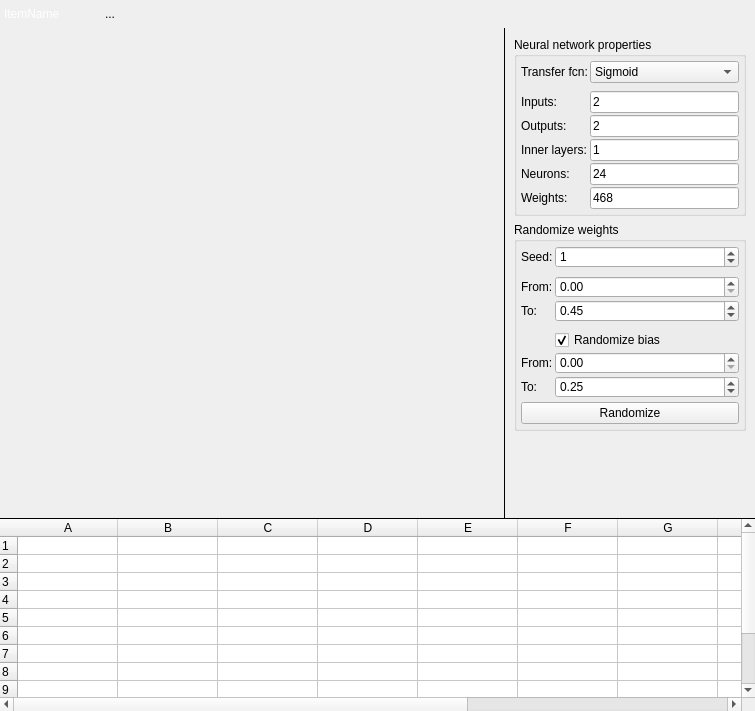
Old version of the form ApplicationUi/TopologyWidget.ui in the repository kacerpetr/NNCreator.
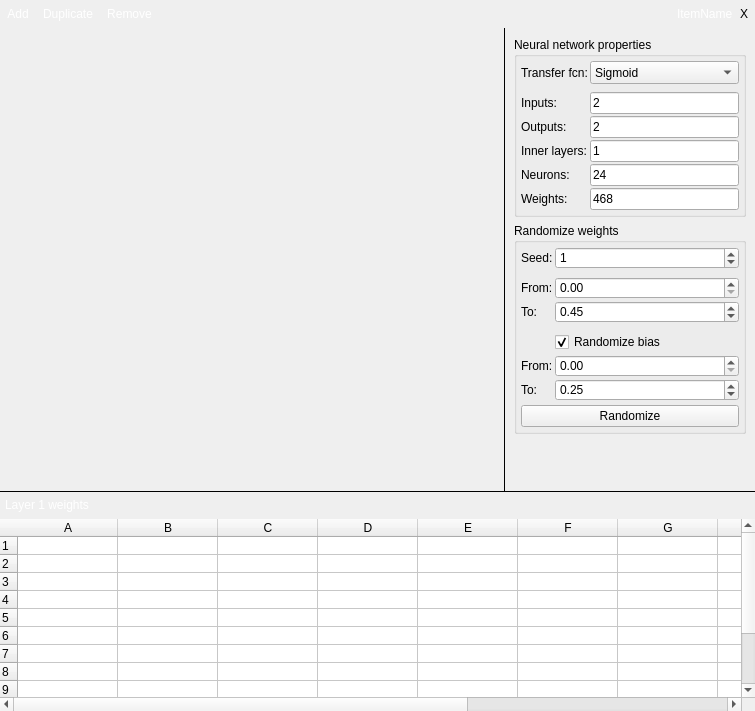
New version of the form. Icons and pictures are not drawn.

The edit to the form file:
```diff
--- a/ApplicationUi/TopologyWidget.ui
+++ b/ApplicationUi/TopologyWidget.ui
@@ -56,20 +56,105 @@
      </property>
      <layout class="QHBoxLayout" name="horizontalLayout">
       <property name="spacing">
-       <number>4</number>
+       <number>0</number>
       </property>
-      <property name="leftMargin">
-       <number>4</number>
-      </property>
-      <property name="topMargin">
+      <property name="margin">
        <number>0</number>
       </property>
-      <property name="rightMargin">
-       <number>4</number>
-      </property>
-      <property name="bottomMargin">
-       <number>0</number>
-      </property>
+      <item>
+       <widget class="QToolButton" name="addLayerButton">
+        <property name="styleSheet">
+         <string notr="true">color: white;</string>
+        </property>
+        <property name="text">
+         <string>Add</string>
+        </property>
+        <property name="icon">
+         <iconset resource="../styles.qrc">
+          <normaloff>:/add22</normaloff>:/add22</iconset>
+        </property>
+        <property name="iconSize">
+         <size>
+          <width>22</width>
+          <height>22</height>
+         </size>
+        </property>
+        <property name="popupMode">
+         <enum>QToolButton::DelayedPopup</enum>
+        </property>
+        <property name="toolButtonStyle">
+         <enum>Qt::ToolButtonFollowStyle</enum>
+        </property>
+        <property name="autoRaise">
+         <bool>true</bool>
+        </property>
+       </widget>
+      </item>
+      <item>
+       <widget class="QToolButton" name="removeLayerButton_2">
+        <property name="styleSheet">
+         <string notr="true">color: white;</string>
+        </property>
+        <property name="text">
+         <string>Duplicate</string>
+        </property>
+        <property name="icon">
+         <iconset resource="../styles.qrc">
+          <normaloff>:/copy22</normaloff>:/copy22</iconset>
+        </property>
+        <property name="iconSize">
+         <size>
+          <width>18</width>
+          <height>18</height>
+         </size>
+        </property>
+        <property name="toolButtonStyle">
+         <enum>Qt::ToolButtonFollowStyle</enum>
+        </property>
+        <property name="autoRaise">
+         <bool>true</bool>
+        </property>
+       </widget>
+      </item>
+      <item>
+       <widget class="QToolButton" name="removeLayerButton">
+        <property name="styleSheet">
+         <string notr="true">color: white;</string>
+        </property>
+        <property name="text">
+         <string>Remove</string>
+        </property>
+        <property name="icon">
+         <iconset resource="../styles.qrc">
+          <normaloff>:/clear22</normaloff>:/clear22</iconset>
+        </property>
+        <property name="iconSize">
+         <size>
+          <width>18</width>
+          <height>18</height>
+         </size>
+        </property>
+        <property name="toolButtonStyle">
+         <enum>Qt::ToolButtonFollowStyle</enum>
+        </property>
+        <property name="autoRaise">
+         <bool>true</bool>
+        </property>
+       </widget>
+      </item>
+      <item>
+       <spacer name="horizontalSpacer">
+        <property name="orientation">
+         <enum>Qt::Horizontal</enum>
+        </property>
+        <property name="sizeHint" stdset="0">
+         <size>
+          <width>40</width>
+          <height>20</height>
+         </size>
+        </property>
+       </spacer>
+      </item>
       <item>
        <widget class="QLabel" name="itemName">
         <property name="palette">
@@ -121,36 +206,19 @@
        </widget>
       </item>
       <item>
-       <widget class="QToolButton" name="addLayerButton">
-        <property name="icon">
-         <iconset resource="../styles.qrc">
-          <normaloff>:/add22</normaloff>:/add22</iconset>
-        </property>
-        <property name="iconSize">
+       <widget class="QToolButton" name="toolButton_2">
+        <property name="minimumSize">
          <size>
-          <width>22</width>
-          <height>22</height>
+          <width>0</width>
+          <height>28</height>
          </size>
         </property>
-        <property name="popupMode">
-         <enum>QToolButton::DelayedPopup</enum>
-        </property>
-        <property name="toolButtonStyle">
-         <enum>Qt::ToolButtonIconOnly</enum>
-        </property>
-        <property name="autoRaise">
-         <bool>true</bool>
-        </property>
-       </widget>
-      </item>
-      <item>
-       <widget class="QToolButton" name="removeLayerButton">
         <property name="text">
-         <string>...</string>
+         <string>X</string>
         </property>
         <property name="icon">
          <iconset resource="../styles.qrc">
-          <normaloff>:/clear22</normaloff>:/clear22</iconset>
+          <normaloff>:/close22</normaloff>:/close22</iconset>
         </property>
         <property name="iconSize">
          <size>
@@ -163,19 +231,6 @@
         </property>
        </widget>
       </item>
-      <item>
-       <spacer name="horizontalSpacer">
-        <property name="orientation">
-         <enum>Qt::Horizontal</enum>
-        </property>
-        <property name="sizeHint" stdset="0">
-         <size>
-          <width>40</width>
-          <height>20</height>
-         </size>
-        </property>
-       </spacer>
-      </item>
      </layout>
     </widget>
    </item>
@@ -186,18 +241,12 @@
 	background-color: rgb(0, 0, 0);
 }</string>
      </property>
-     <property name="lineWidth">
-      <number>0</number>
-     </property>
      <property name="orientation">
       <enum>Qt::Vertical</enum>
      </property>
      <property name="handleWidth">
       <number>1</number>
      </property>
-     <property name="childrenCollapsible">
-      <bool>false</bool>
-     </property>
      <widget class="QSplitter" name="splitterH">
       <property name="sizePolicy">
        <sizepolicy hsizetype="Preferred" vsizetype="Preferred">
@@ -253,7 +302,7 @@
           <x>0</x>
           <y>0</y>
           <width>492</width>
-          <height>490</height>
+          <height>423</height>
          </rect>
         </property>
        </widget>
@@ -316,7 +365,7 @@
                <property name="minimumSize">
                 <size>
                  <width>0</width>
-                 <height>20</height>
+                 <height>23</height>
                 </size>
                </property>
                <item>
@@ -343,7 +392,7 @@
                <property name="minimumSize">
                 <size>
                  <width>0</width>
-                 <height>20</height>
+                 <height>22</height>
                 </size>
                </property>
                <property name="text">
@@ -366,7 +415,7 @@
                <property name="minimumSize">
                 <size>
                  <width>0</width>
-                 <height>20</height>
+                 <height>22</height>
                 </size>
                </property>
                <property name="text">
@@ -389,7 +438,7 @@
                <property name="minimumSize">
                 <size>
                  <width>0</width>
-                 <height>20</height>
+                 <height>22</height>
                 </size>
                </property>
                <property name="text">
@@ -412,7 +461,7 @@
                <property name="minimumSize">
                 <size>
                  <width>0</width>
-                 <height>20</height>
+                 <height>22</height>
                 </size>
                </property>
                <property name="text">
@@ -435,7 +484,7 @@
                <property name="minimumSize">
                 <size>
                  <width>0</width>
-                 <height>20</height>
+                 <height>22</height>
                 </size>
                </property>
                <property name="text">
@@ -511,7 +560,7 @@
                <property name="minimumSize">
                 <size>
                  <width>0</width>
-                 <height>20</height>
+                 <height>22</height>
                 </size>
                </property>
                <property name="maximum">
@@ -540,7 +589,7 @@
                <property name="minimumSize">
                 <size>
                  <width>0</width>
-                 <height>20</height>
+                 <height>22</height>
                 </size>
                </property>
               </widget>
@@ -563,7 +612,7 @@
                <property name="minimumSize">
                 <size>
                  <width>0</width>
-                 <height>20</height>
+                 <height>22</height>
                 </size>
                </property>
                <property name="maximum">
@@ -582,7 +631,7 @@
                <property name="minimumSize">
                 <size>
                  <width>0</width>
-                 <height>20</height>
+                 <height>22</height>
                 </size>
                </property>
                <property name="text">
@@ -611,7 +660,7 @@
                <property name="minimumSize">
                 <size>
                  <width>0</width>
-                 <height>20</height>
+                 <height>22</height>
                 </size>
                </property>
                <property name="decimals">
@@ -646,7 +695,7 @@
                <property name="minimumSize">
                 <size>
                  <width>0</width>
-                 <height>20</height>
+                 <height>22</height>
                 </size>
                </property>
                <property name="maximum">
@@ -738,6 +787,64 @@
        </layout>
       </widget>
      </widget>
+     <widget class="QFrame" name="frame_2">
+      <property name="frameShape">
+       <enum>QFrame::NoFrame</enum>
+      </property>
+      <property name="frameShadow">
+       <enum>QFrame::Raised</enum>
+      </property>
+      <layout class="QVBoxLayout" name="verticalLayout_5">
+       <property name="spacing">
+        <number>0</number>
+       </property>
+       <property name="margin">
+        <number>0</number>
+       </property>
+       <item>
+        <widget class="QFrame" name="topToolBar_2">
+         <property name="minimumSize">
+          <size>
+           <width>0</width>
+           <height>27</height>
+          </size>
+         </property>
+         <property name="maximumSize">
+          <size>
+           <width>16777215</width>
+           <height>27</height>
+          </size>
+         </property>
+         <property name="styleSheet">
+          <string notr="true">#topToolBar_2{
+	background-image: url(:toolbar);
+	background-position: bottom;
+}</string>
+         </property>
+         <property name="lineWidth">
+          <number>0</number>
+         </property>
+         <layout class="QHBoxLayout" name="horizontalLayout_2">
+          <property name="spacing">
+           <number>0</number>
+          </property>
+          <property name="margin">
+           <number>0</number>
+          </property>
+          <item>
+           <widget class="QLabel" name="label_12">
+            <property name="text">
+             <string>&lt;html&gt;&lt;head/&gt;&lt;body&gt;&lt;p&gt;&lt;span style=&quot; color:#ffffff;&quot;&gt;Layer 1 weights&lt;/span&gt;&lt;/p&gt;&lt;/body&gt;&lt;/html&gt;</string>
+            </property>
+            <property name="indent">
+             <number>5</number>
+            </property>
+           </widget>
+          </item>
+         </layout>
+        </widget>
+       </item>
+       <item>
      <widget class="QTableWidget" name="tableWidget">
       <property name="sizePolicy">
        <sizepolicy hsizetype="Preferred" vsizetype="Preferred">
@@ -881,6 +988,9 @@
         <string>K</string>
        </property>
       </column>
+        </widget>
+       </item>
+      </layout>
      </widget>
     </widget>
    </item>
```
Lines whose indentation alone changed are shown as unchanged.
